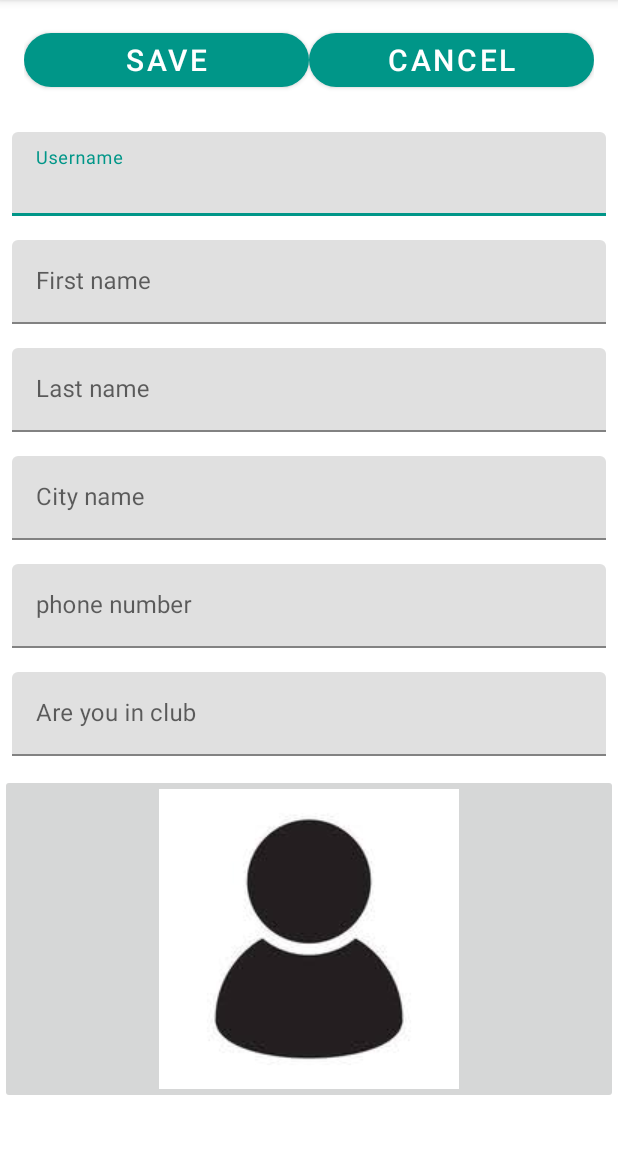
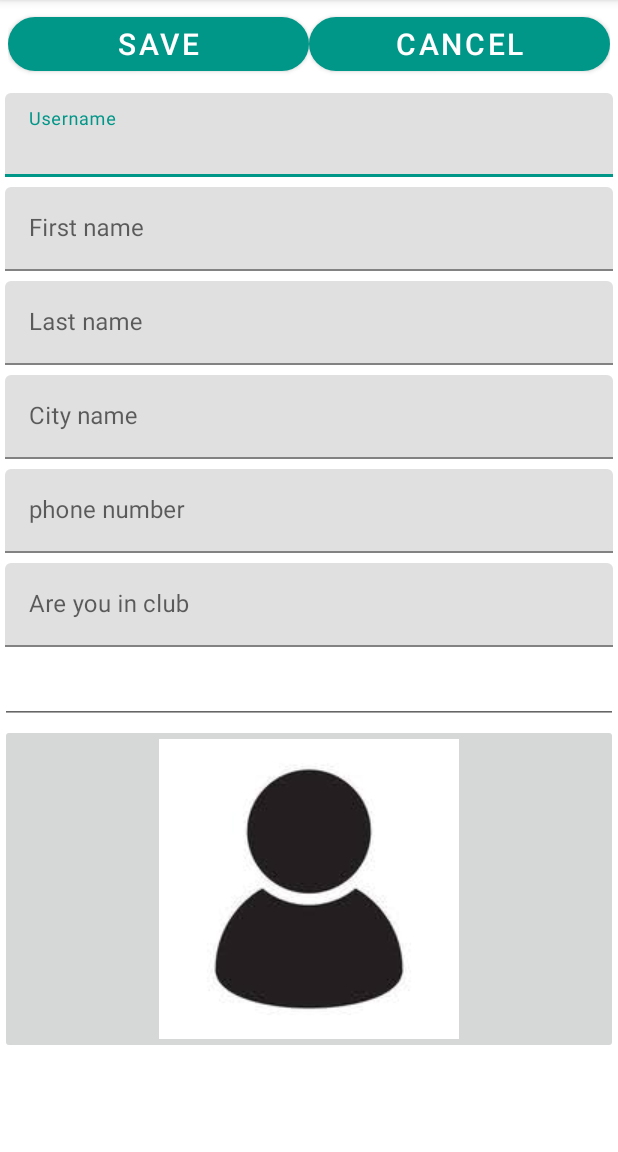
Before and after one commit to Rayanyassen/FinalApplaction, an Android app: the Profile screen opened directly, with no data from a screen before it, on a phone screen of 412 x 824 dp, the part 84-1236 px from its top. Run offline under Robolectric (Android 15) with nearby library versions, the phone set to English and light mode, and no system bars; our stand-ins replace Firebase (no records; nobody signed in at launch, a user with empty details on screens opened directly).

```diff
--- a/app/src/main/java/RY/Yassen/finalapplaction/UploadVideo.java
+++ b/app/src/main/java/RY/Yassen/finalapplaction/UploadVideo.java
@@ -134,4 +134,5 @@ public class UploadVideo extends AppCompatActivity {
 
 
 
+
 }
--- a/app/src/main/res/layout/activity_profile.xml
+++ b/app/src/main/res/layout/activity_profile.xml
@@ -3,18 +3,18 @@
     xmlns:app="http://schemas.android.com/apk/res-auto"
     xmlns:tools="http://schemas.android.com/tools"
     android:layout_width="match_parent"
-    android:layout_height="match_parent"
+    android:layout_height="wrap_content"
     tools:context=".Profile">
 
     <LinearLayout
         android:layout_width="match_parent"
         android:layout_height="wrap_content"
-        android:orientation="vertical" >
+        android:orientation="vertical">
 
         <LinearLayout
             android:layout_width="match_parent"
             android:layout_height="match_parent"
-            android:layout_margin="16dp"
+            android:layout_margin="5dp"
             android:orientation="horizontal">
 
             <Button
@@ -49,7 +49,7 @@
                 android:id="@+id/ET_Username"
                 android:layout_width="match_parent"
                 android:layout_height="wrap_content"
-                android:layout_margin="8dp"
+                android:layout_margin="3dp"
                 android:hint="Username" />
         </com.google.android.material.textfield.TextInputLayout>
 
@@ -61,7 +61,7 @@
                 android:id="@+id/ET_FirstName"
                 android:layout_width="match_parent"
                 android:layout_height="wrap_content"
-                android:layout_margin="8dp"
+                android:layout_margin="3dp"
                 android:hint="First name"
                 android:minHeight="48dp" />
 
@@ -76,7 +76,7 @@
                 android:id="@+id/ET_LastName"
                 android:layout_width="match_parent"
                 android:layout_height="wrap_content"
-                android:layout_margin="8dp"
+                android:layout_margin="3dp"
                 android:hint="Last name"
                 android:minHeight="48dp"
                 tools:ignore="TextContrastCheck" />
@@ -90,7 +90,7 @@
                 android:id="@+id/ET_city"
                 android:layout_width="match_parent"
                 android:layout_height="wrap_content"
-                android:layout_margin="8dp"
+                android:layout_margin="3dp"
                 android:hint="City name"
                 tools:ignore="TextContrastCheck" />
         </com.google.android.material.textfield.TextInputLayout>
@@ -104,7 +104,7 @@
                 android:id="@+id/Et_phone"
                 android:layout_width="match_parent"
                 android:layout_height="wrap_content"
-                android:layout_margin="8dp"
+                android:layout_margin="3dp"
                 android:hint="phone number"
                 android:minHeight="48dp"
                 tools:ignore="TextContrastCheck" />
@@ -118,7 +118,7 @@
                 android:id="@+id/ET_RUINCLUB"
                 android:layout_width="match_parent"
                 android:layout_height="wrap_content"
-                android:layout_margin="8dp"
+                android:layout_margin="3dp"
                 android:hint="Are you in club"
                 android:minHeight="48dp" />
         </com.google.android.material.textfield.TextInputLayout>
@@ -126,15 +126,17 @@
         <AutoCompleteTextView
             android:id="@+id/autoEtProfile"
             android:layout_width="match_parent"
-            android:layout_height="4dp"
+            android:layout_height="wrap_content"
             android:minHeight="48dp"
             tools:ignore="SpeakableTextPresentCheck" />
 
         <ImageButton
             android:id="@+id/imgBtn"
             android:layout_width="match_parent"
-            android:layout_height="wrap_content"
-            app:srcCompat="@drawable/profile" />
+            android:layout_height="match_parent"
+            android:minHeight="48dp"
+            app:srcCompat="@drawable/profile"
+            tools:ignore="SpeakableTextPresentCheck,TouchTargetSizeCheck,TouchTargetSizeCheck,TouchTargetSizeCheck,TouchTargetSizeCheck" />
 
     </LinearLayout>
 
```
Also changed, not shown: app/src/main/java/RY/Yassen/finalapplaction/Data/UsersTable/myusers.java (+4 -6 lines).
